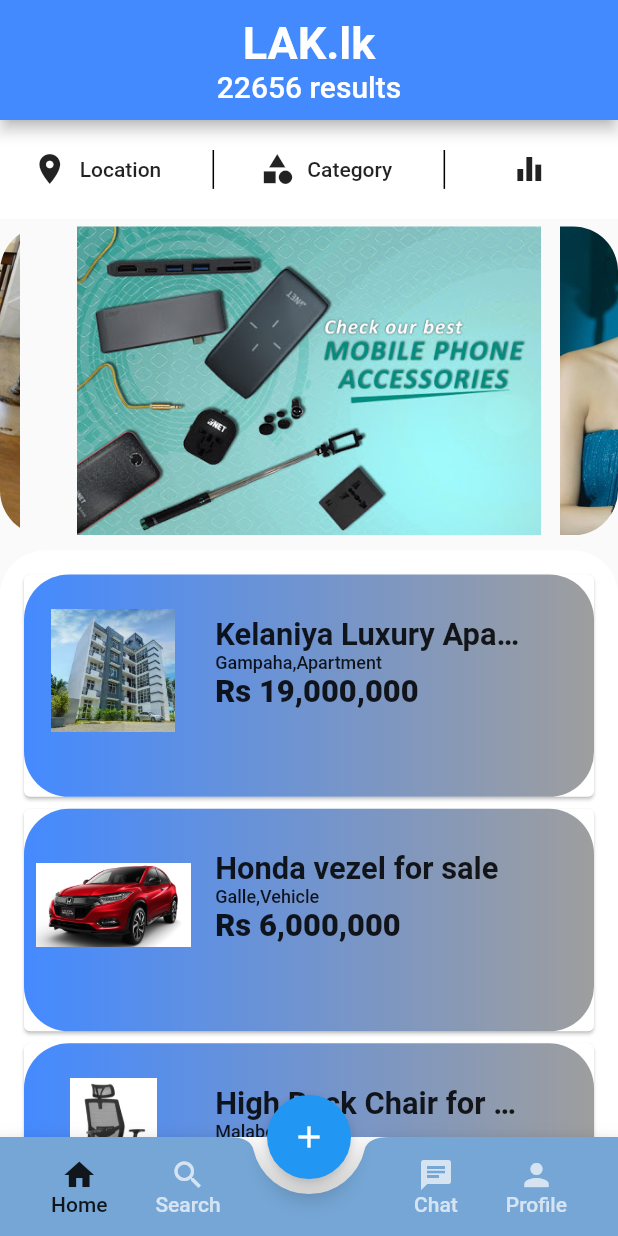
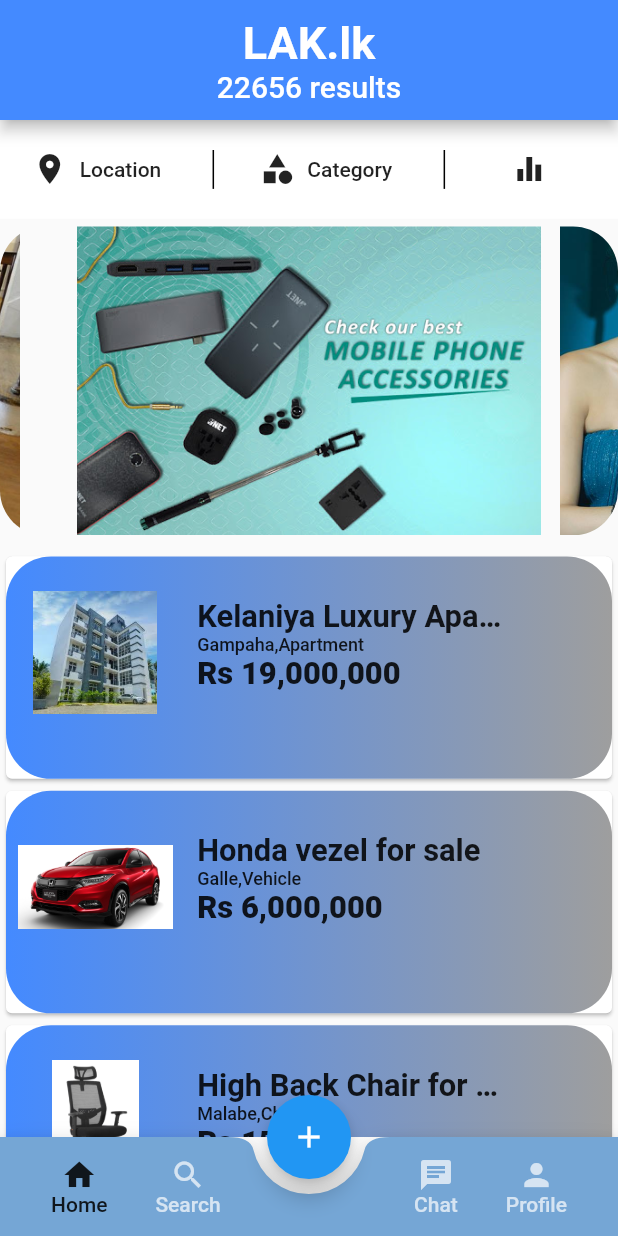
Before and after one commit to hrathnapala/UEEE_Lak, a Flutter app: the screen it shows after launch, on a phone screen of 412 x 824 dp. Run offline on Flutter 3.47's test engine with Material 2 defaults, Android fonts, the phone set to English and light mode, and no system bars; drawn by our look-alikes of carousel_slider.

Commit message:
bug fixed

```diff
--- a/lib/src/screens/home.dart
+++ b/lib/src/screens/home.dart
@@ -79,6 +79,7 @@ class _HomeState extends State<Home> {
           centerTitle: true,
         ),
         body: SingleChildScrollView(
+          physics: ScrollPhysics(),
           child: Column(
             children: [
               Container(
@@ -159,28 +160,16 @@ class _HomeState extends State<Home> {
               SizedBox(
                 height: 10,
               ),
-              Container(
-                decoration: new BoxDecoration(
-                  borderRadius: new BorderRadius.only(
-                      topLeft: const Radius.circular(30.0),
-                      topRight: const Radius.circular(30.0)),
-                  color: Colors.white,
-                ),
-                height: MediaQuery.of(context).size.height,
-                width: MediaQuery.of(context).size.width,
-                child: Padding(
-                  padding: const EdgeInsets.all(12.0),
-                  child: new ListView.builder(
+               ListView.builder(
                 physics: NeverScrollableScrollPhysics(),
-                    primary: false,
+                // primary: false,
+                shrinkWrap: true,
                 itemBuilder: (_, int index) => EachList(
                     this.Names[index],
                     this.Location[index],
                     this.Prices[index],
                     this.Photos[index]),
                 itemCount: this.Names.length,
-                  ),
-                ),
               ),
             ],
           ),
```
Also changed, not shown: lib/src/screens/filter/category_filter.dart (+4 -5 lines), lib/src/screens/filter/location_filter.dart (+4 -5 lines). Lines whose indentation alone changed are shown as unchanged.
